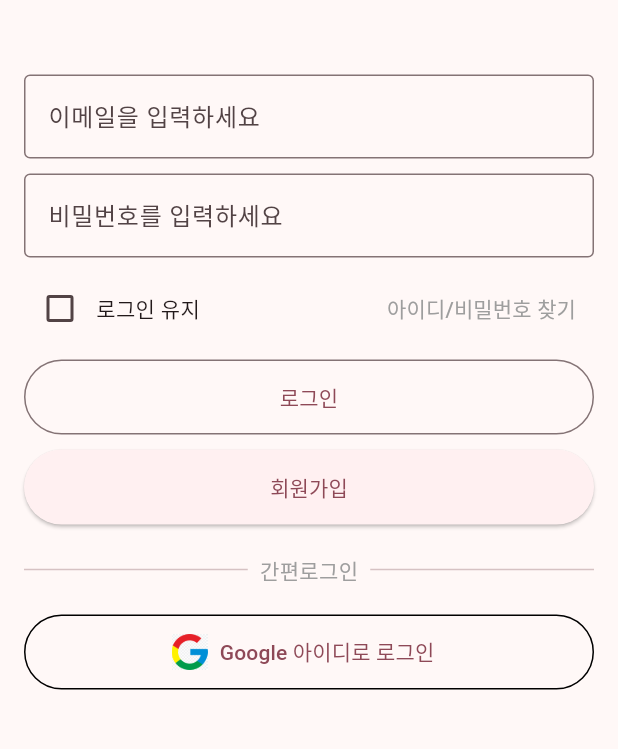
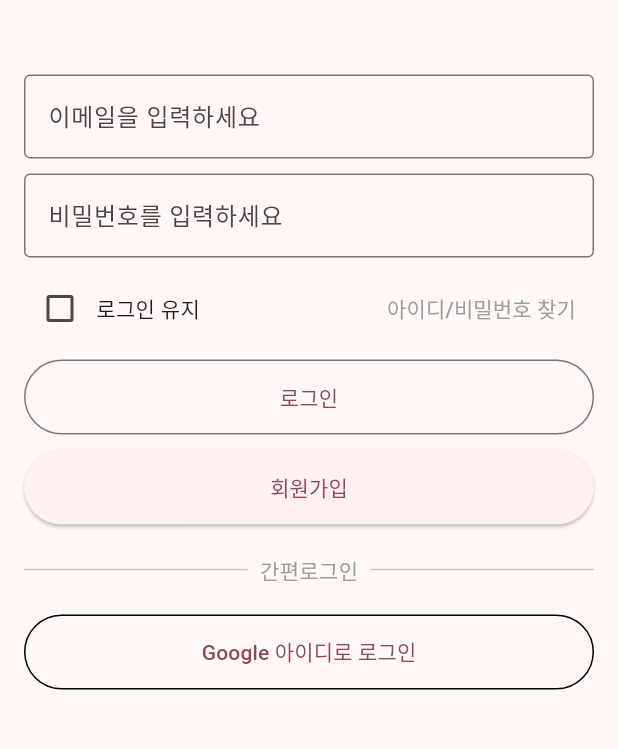
Before and after one commit to E2I-MOTU/MOTU, a Flutter app: the screen it shows after launch, on a phone screen of 412 x 824 dp, the part 374-1123 px from its top. Run offline on Flutter 3.47's test engine with Material 3 defaults, Android fonts, the phone set to English and light mode, and no system bars; our stand-ins replace cloud_firestore, firebase_core; accounts and stored records are empty.

Commit message:
[Chore] 구글 로그인 로고 삭제

```diff
--- a/lib/view/login.dart
+++ b/lib/view/login.dart
@@ -123,11 +123,6 @@ class _LoginPageState extends State<LoginPage> {
                 width: double.infinity,
                 height: 50,
                 child: OutlinedButton.icon(
-                  icon: Image.asset(
-                    'assets/images/google_icon.png',
-                    height: 24.0,
-                    width: 24.0,
-                  ),
                   onPressed: () {},
                   label: Text('Google 아이디로 로그인'),
                   style: OutlinedButton.styleFrom(
```
